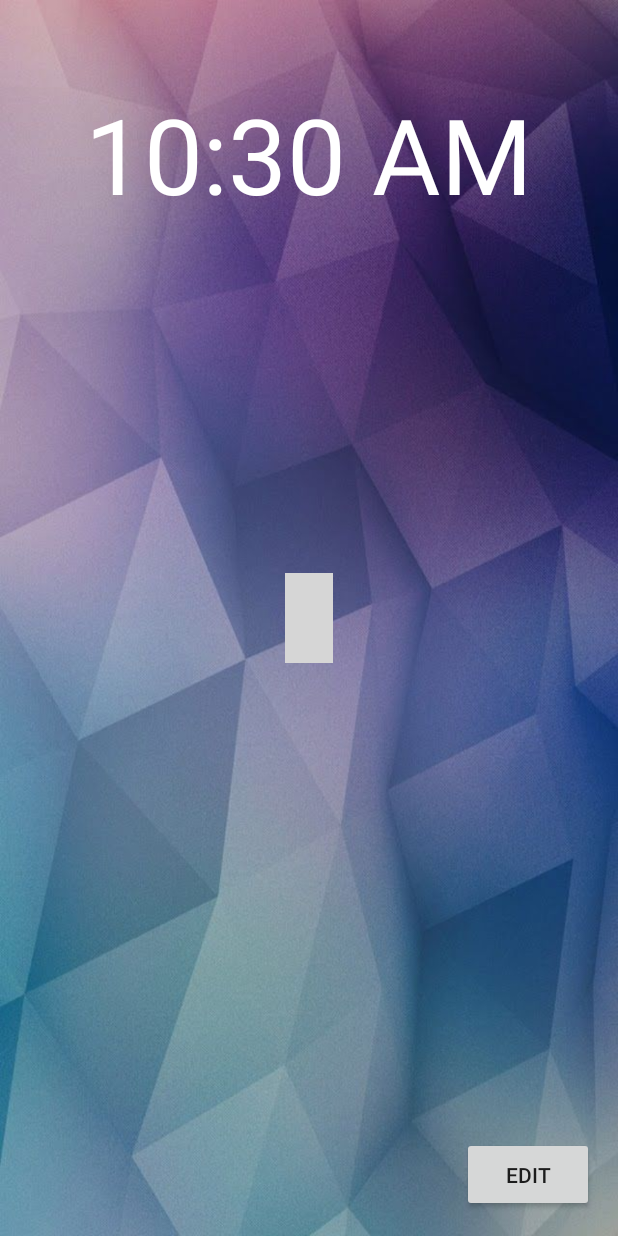
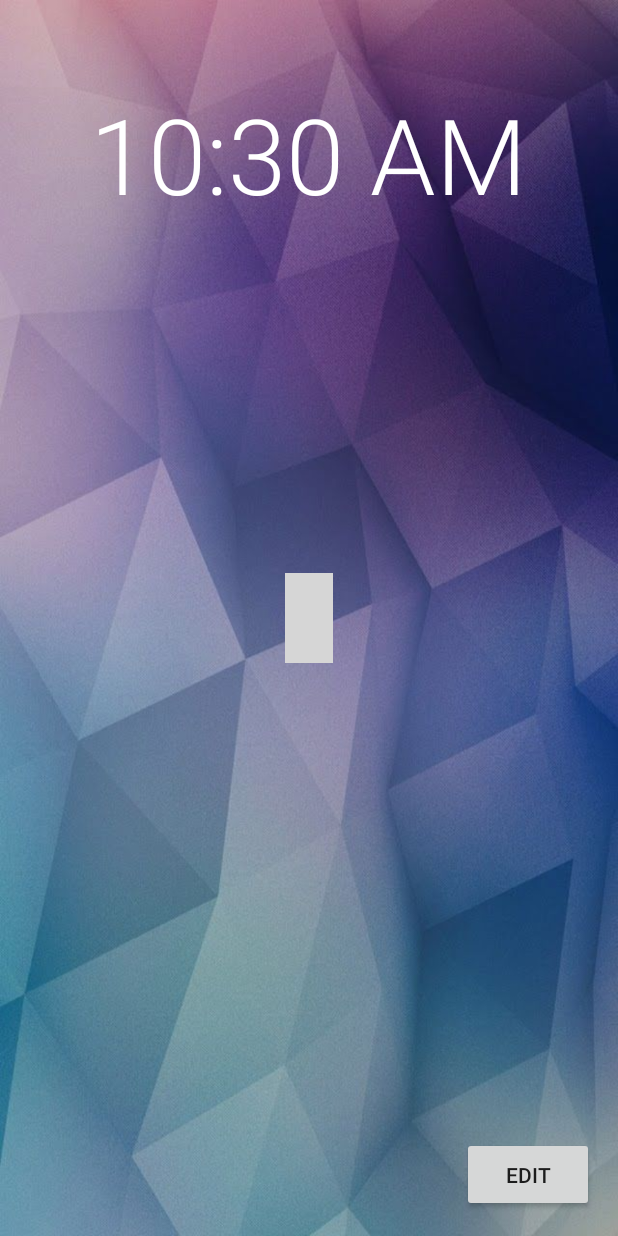
Before and after one commit to skinjal/LearningLock, an Android app: the LockScreenActivity screen opened directly, with no data from a screen before it, on a phone screen of 412 x 824 dp. Run offline under Robolectric (Android 15) with nearby library versions, the phone set to English and light mode, and no system bars; libraries missing offline, so code that uses them is left out: me.zhanghai.android, org.encog.engine, org.encog.ml, org.encog.neural; plain views replace PatternView; 3 statements that could not run were skipped; grey boxes are pictures that could not be loaded.

Commit message:
Typeface change to merge

```diff
--- a/app/src/main/res/layout/activity_lockscreen.xml
+++ b/app/src/main/res/layout/activity_lockscreen.xml
@@ -13,6 +13,7 @@
         android:layout_width="wrap_content"
         android:layout_height="wrap_content"
         android:textSize="70sp"
+        android:fontFamily="sans-serif-light"
         android:layout_centerHorizontal="true"
         android:paddingTop="40dp"
         android:textColor="@android:color/white"/>
```
